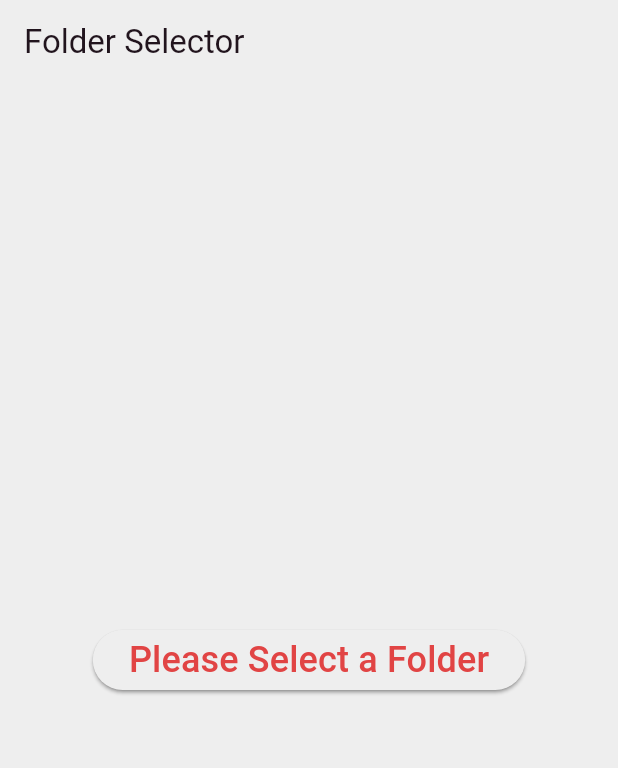
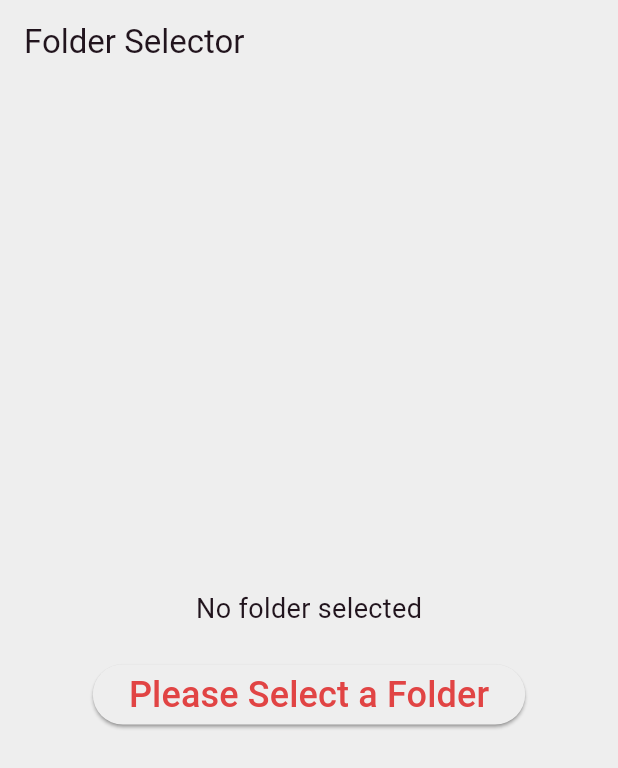
Before and after one commit to owenstuckman/SecondStudentVTHACKS13, a Flutter app: the screen it shows after launch, after a tap on "Please Select a Folder", on a phone screen of 412 x 824 dp. Shown: the top 768 px of the screen. Run offline on Flutter 3.47's test engine with Material 3 defaults, Android fonts, the phone set to English and light mode, and no system bars; our stand-ins replace calendar_view, flutter_local_notifications, google_sign_in, image_picker, localstorage, octo_image and 6 more; missing offline and left inert: file_saver, filesystem_picker, flutter_flip_card, flutter_quill, flutter_quill_extensions, webview_flutter_android and 1 more; accounts and stored records are empty.

Commit message:
File Storage Location

```diff
--- a/lib/pages/startup/file_storage.dart
+++ b/lib/pages/startup/file_storage.dart
@@ -1,17 +1,45 @@
 import 'package:flutter/material.dart';
 import 'package:shared_preferences/shared_preferences.dart';
-import 'package:filesystem_picker/filesystem_picker.dart'; // Use filesystem_picker package
-import 'dart:io'; // Import dart:io to use Directory
+import 'package:filesystem_picker/filesystem_picker.dart';
+import 'dart:io';
+
+import 'package:secondstudent/pages/startup/home_page.dart';
+
+/*
+
+Works to select a root location for where files will be stored
+ - DOES NOT WORK FOR WEB
+ - potential package: https://pub.dev/packages/flutter_dropzone
+
+*/
 
 class FileStorage extends StatelessWidget {
   @override
   Widget build(BuildContext context) {
+    return _folderSelectorWidget(context);
+  }
+
+  Widget _folderSelectorWidget(BuildContext context) {
     return Scaffold(
-      appBar: AppBar(
-        title: Text('Folder Selector'),
+      appBar: AppBar(title: Text('Folder Selector')),
+      body: Center(
+        child: Column(
+          mainAxisAlignment: MainAxisAlignment.center,
+          children: [
+            FutureBuilder<String?>(
+              future: _getSavedPath(),
+              builder: (context, snapshot) {
+                if (snapshot.connectionState == ConnectionState.waiting) {
+                  return CircularProgressIndicator();
+                } else if (snapshot.hasData && snapshot.data != null) {
+                  return Text('Current File Location: ${snapshot.data}', style: TextStyle(fontSize: 18));
+                } else {
+                  return Text('No folder selected', style: TextStyle(fontSize: 18));
+                }
+              },
             ),
-      body: Center(
-        child: ElevatedButton(
+            SizedBox(height: 20),
+            ElevatedButton(
               onPressed: () async {
                 // Open folder picker
                 String? path = await FilesystemPicker.open(
@@ -32,14 +60,23 @@ class FileStorage extends StatelessWidget {
                   ScaffoldMessenger.of(context).showSnackBar(
                     SnackBar(content: Text('Folder path saved: $path')),
                   );
+
+                  Navigator.of(context).pushAndRemoveUntil(
+                    MaterialPageRoute(builder: (context) => HomePage()),
+                    (route) => false,
+                  );
                 }
               },
-          child: Text(
-            'Please Select a Folder',
-            style: TextStyle(fontSize: 24),
+              child: Text('Please Select a Folder', style: TextStyle(fontSize: 24)),
             ),
+          ],
         ),
       ),
     );
   }
+
+  Future<String?> _getSavedPath() async {
+    final prefs = await SharedPreferences.getInstance();
+    return prefs.getString('path_to_files');
   }
+}
--- a/lib/pages/startup/home_page.dart
+++ b/lib/pages/startup/home_page.dart
@@ -15,6 +15,7 @@ import 'package:secondstudent/globals/static/custom_widgets/logo.dart';
 import 'package:secondstudent/globals/stream_signal.dart';
 import 'package:secondstudent/pages/calendar/calendar.dart';
 import 'package:secondstudent/pages/todo/todo.dart';
+import 'file_storage.dart';
 
 /*
 Home Page Class
@@ -255,6 +256,16 @@ class HomePageState extends State<HomePage> {
                     onTap: () =>
                         context.pushSwipePage(Settings(), title: "Settings"),
                   ),
+                  // FILE STORAGE LOCATION
+
+                  ListTile(
+                    leading: const Icon(Icons.file_copy_outlined),
+                    title: const Text('File Location'),
+                    onTap: () => context.pushSwipePage(
+                      FileStorage(),
+                      title: "File Selection",
+                    ),
+                  ),
 
                   // OPTIONAL FIXED WIDTH ADJUST (keep if you still want a slider UI)
                   // Padding(
--- a/lib/pages/startup/splash_page.dart
+++ b/lib/pages/startup/splash_page.dart
@@ -38,7 +38,7 @@ class SplashPageState extends State<SplashPage> {
   //Redirects based on auth state
   Future<void> _redirect() async {
     final SharedPreferences prefs = await SharedPreferences.getInstance();
-    final String pathValue = prefs.getString('path') ?? '';
+    final String pathValue = prefs.getString('path_to_files') ?? '';
     final bool hasPath = pathValue.isNotEmpty;
 
     if (!hasPath) {
```
Lines whose indentation alone changed are shown as unchanged.
